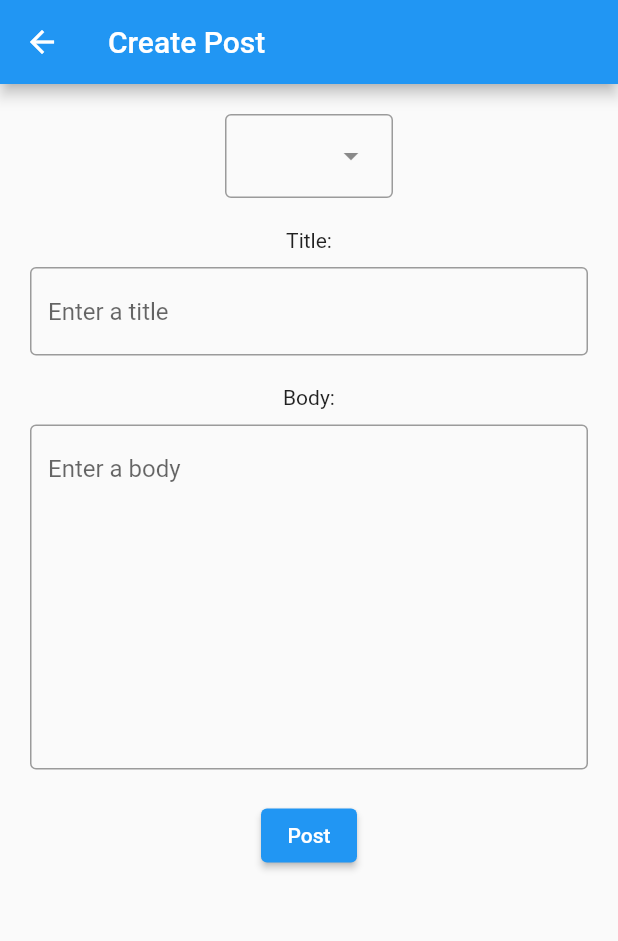
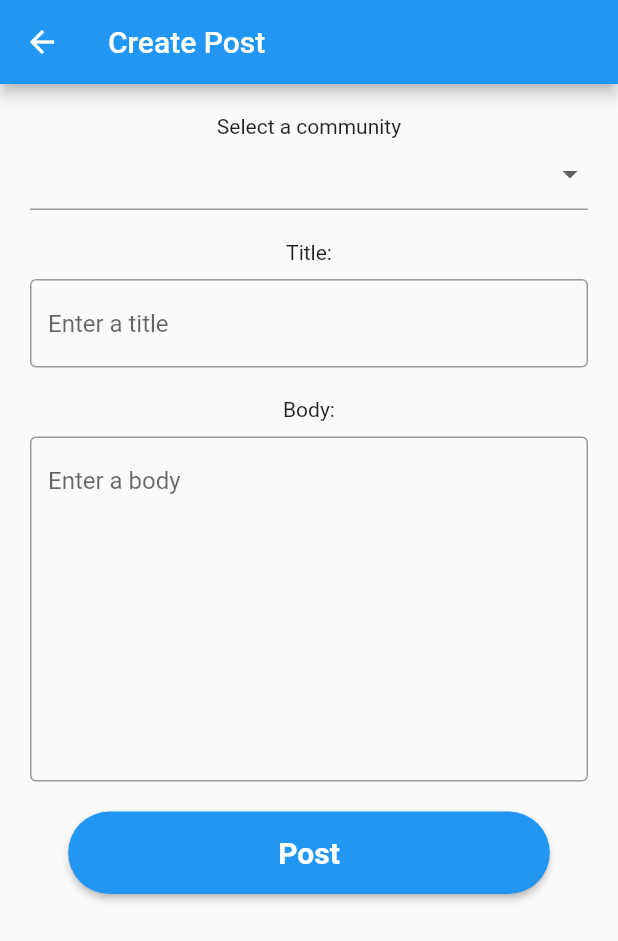
Before and after one commit to PetBite/app, a Flutter app: the CreatePost screen opened directly, on a phone screen of 412 x 824 dp. Shown: the top 941 px of the screen. Run offline on Flutter 3.47's test engine with Material 2 defaults, Android fonts, the phone set to English and light mode, and no system bars; generated files the repository leaves out were written again.

Commit message:
Create post screen completed

```diff
--- a/lib/pages/community_forum/create_post.dart
+++ b/lib/pages/community_forum/create_post.dart
@@ -1,3 +1,4 @@
+import 'package:app/data_model/community_db.dart';
 import 'package:flutter/material.dart';
 
 class CreatePost extends StatefulWidget {
@@ -8,6 +9,8 @@ class CreatePost extends StatefulWidget {
 }
 
 class _CreatePostState extends State<CreatePost> {
+  CommunityData? selectedCommunity;
+
   @override
   Widget build(BuildContext context) {
     return Scaffold(
@@ -22,8 +25,22 @@ class _CreatePostState extends State<CreatePost> {
               child: Column(
                 children: [
                   const SizedBox(height: 20),
-                  const DropdownMenu(
-                    dropdownMenuEntries: [],
+                  const Text('Select a community'),
+                  DropdownButtonFormField<CommunityData>(
+                    value: selectedCommunity,
+                    onChanged: (CommunityData? community) {
+                      setState(() {
+                        selectedCommunity = community;
+                      });
+                    },
+                    items: communityDB
+                        .getCommunityIDs()
+                        .map((element) => DropdownMenuItem<CommunityData>(
+                              value: communityDB.getCommunityById(element),
+                              child: Text(
+                                  communityDB.getCommunityById(element).name),
+                            ))
+                        .toList(),
                   ),
                   const SizedBox(height: 20),
                   const Text("Title:"),
@@ -47,7 +64,18 @@ class _CreatePostState extends State<CreatePost> {
                   const SizedBox(height: 20),
                   ElevatedButton(
                     onPressed: () {},
-                    child: const Text('Post'),
+                    style: ElevatedButton.styleFrom(
+                      shape: const StadiumBorder(),
+                      padding: const EdgeInsets.symmetric(
+                          horizontal: 140, vertical: 16),
+                    ),
+                    child: const Text(
+                      'Post',
+                      style: TextStyle(
+                        fontWeight: FontWeight.bold,
+                        fontSize: 20,
+                      ),
+                    ),
                   ),
                 ],
               )),
```
